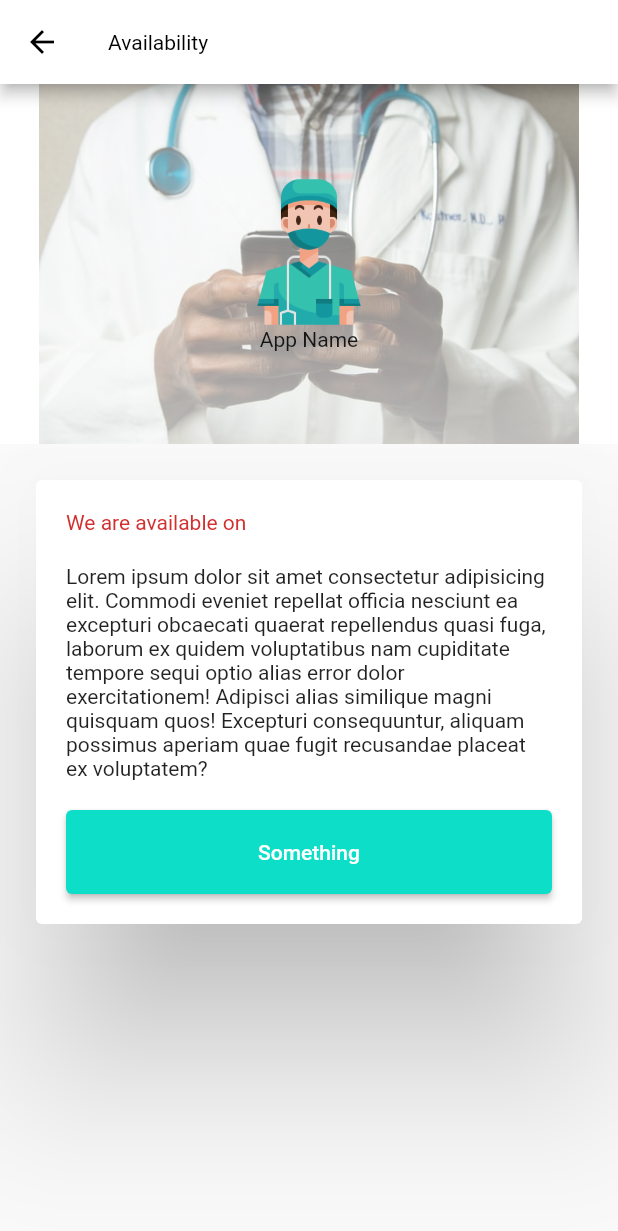
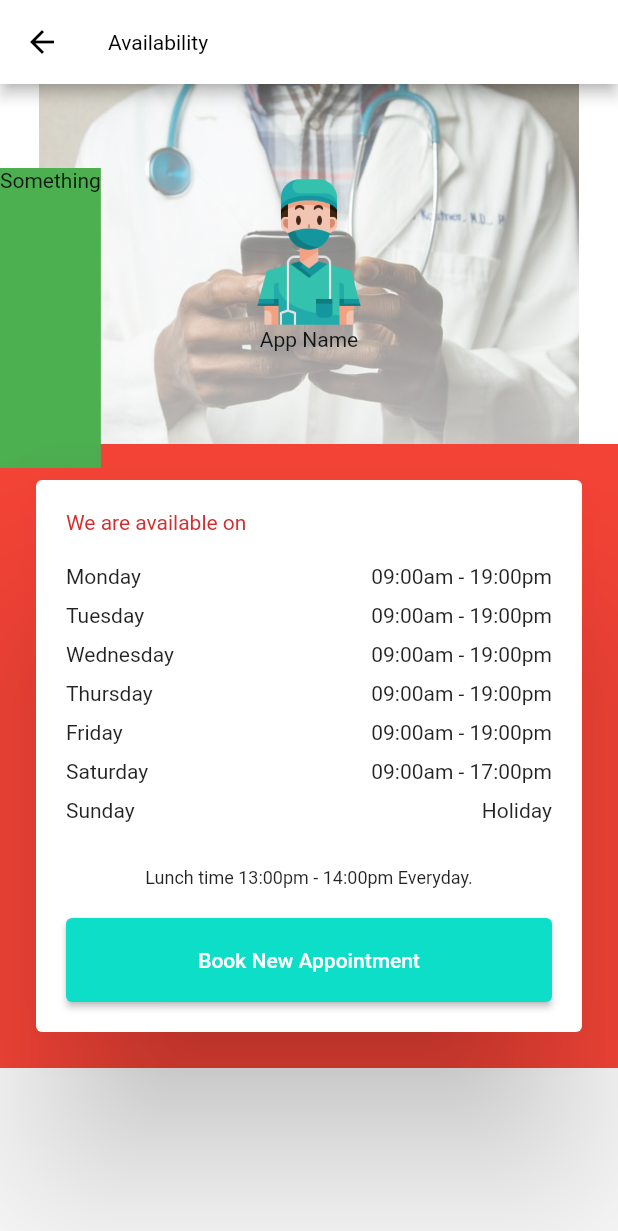
Before and after one commit to khethelogp/drapp, a Flutter app: the screen it shows after launch, on a phone screen of 412 x 824 dp. Shown: the top 1231 px of the screen. Run offline on Flutter 3.47's test engine with Material 2 defaults, Android fonts, the phone set to English and light mode, and no system bars.

Commit message:
stack items postioning

```diff
--- /dev/null
+++ b/lib/data/available_times.dart
@@ -0,0 +1,19 @@
+// const AVAILABLE_TIMES = [
+//   Time(id: '1', day: 'Monday', availableTimes: '09:00am - 19:00pm'),
+//   Time(id: '2', day: 'Tuesday', availableTimes: '09:00am - 19:00pm'),
+//   Time(id: '3', day: 'Wednesday', availableTimes: '09:00am - 19:00pm'),
+//   Time(id: '4', day: 'Thursday', availableTimes: '09:00am - 19:00pm'),
+//   Time(id: '5', day: 'Friday', availableTimes: '09:00am - 19:00pm'),
+//   Time(id: '6', day: 'Saturday', availableTimes: '09:00am - 17:00pm'),
+//   Time(id: '7', day: 'Sunday', availableTimes: 'Holiday')
+// ];
+
+final List aTime =[
+  {'day' : 'Monday', 'hours': '09:00am - 19:00pm'},
+  {'day' : 'Tuesday', 'hours': '09:00am - 19:00pm'},
+  {'day' : 'Wednesday', 'hours': '09:00am - 19:00pm'},
+  {'day' : 'Thursday', 'hours': '09:00am - 19:00pm'},
+  {'day' : 'Friday', 'hours': '09:00am - 19:00pm'},
+  {'day' : 'Saturday', 'hours': '09:00am - 17:00pm'},
+  {'day': 'Sunday', 'hours': 'Holiday'}
+];
--- a/lib/main.dart
+++ b/lib/main.dart
@@ -36,8 +36,9 @@ class MyApp extends StatelessWidget {
           )
         )
       ),
-      home: const Availability(),
+      home: Availability(),
       // home: const HomeScreen(),
+      // home: const AdminHomeScreen(),
       // home: const AuthScreen(),
       // initialRoute: '/',
       routes: {
--- /dev/null
+++ b/lib/models/times.dart
@@ -0,0 +1,13 @@
+import 'package:flutter/material.dart';
+
+class Time {
+  final String id;
+  final String day;
+  final String hours;
+
+  const Time({
+    required this.id,
+    required this.day,
+    required this.hours,
+  });
+}
--- a/lib/screens/admin_home_screen.dart
+++ b/lib/screens/admin_home_screen.dart
@@ -1,4 +1,4 @@
-import 'package:drapp/user_tabs.dart';
+import 'package:drapp/data/user_tabs.dart';
 import 'package:drapp/widgets/header.dart';
 import 'package:drapp/widgets/link_item.dart';
 import 'package:flutter/material.dart';
--- a/lib/screens/home_screen.dart
+++ b/lib/screens/home_screen.dart
@@ -1,4 +1,4 @@
-import 'package:drapp/user_tabs.dart';
+import 'package:drapp/data/user_tabs.dart';
 import 'package:drapp/widgets/header.dart';
 import 'package:drapp/widgets/link_item.dart';
 import 'package:drapp/widgets/primary_button.dart';
--- a/lib/screens/user-screens/availability_screen.dart
+++ b/lib/screens/user-screens/availability_screen.dart
@@ -1,9 +1,12 @@
+import 'package:drapp/data/available_times.dart';
+import 'package:drapp/models/times.dart';
 import 'package:drapp/screens/home_screen.dart';
 import 'package:drapp/widgets/primary_button.dart';
+import 'package:drapp/widgets/time_item.dart';
 import 'package:flutter/material.dart';
 
 class Availability extends StatelessWidget {
-  const Availability({ Key? key }) : super(key: key);
+  // const Availability({ Key? key }) : super(key: key);
 
   static const routeName = '/availability';
 
@@ -13,12 +16,11 @@ class Availability extends StatelessWidget {
       appBar: AppBar(
           title: Text('Availability'),
           leading: IconButton(
-          onPressed: (){
+            onPressed: () {
               Navigator.of(context).pushNamed(HomeScreen.routeName);
             },
             icon: const Icon(Icons.arrow_back),
-        )
-      ),
+          )),
       body: SingleChildScrollView(
         child: Column(
           children: <Widget>[
@@ -38,12 +40,7 @@ class Availability extends StatelessWidget {
                       gradient: LinearGradient(
                           begin: Alignment.topCenter,
                           end: Alignment.bottomCenter,
-                      colors: [
-                        Colors.white38,
-                        Colors.white70
-                      ]
-                    )
-                  ),
+                          colors: [Colors.white38, Colors.white70])),
                   // color: Colors.white38,
                   height: 240,
                 ),
@@ -57,34 +54,25 @@ class Availability extends StatelessWidget {
                         SizedBox(
                             height: 100,
                             width: 150,
-                          child: Image.asset('assets/images/logo.png')
-                        ),
+                            child: Image.asset('assets/images/logo.png')),
                         const Text('App Name')
                       ],
                     ),
                   ),
                 ),
-                /* Padding(
-                  padding: const EdgeInsets.all(20.0),
-                  child: Center(
-                    child: Align(
-                      alignment: Alignment.bottomCenter,
-                      child: Card(
-                        elevation: 10,
-                        child: Padding(
-                          padding: const EdgeInsets.all(20.0),
-                          child: Column(
-                            children: [
-                              Text('Lorem ipsum dolor sit amet consectetur adipisicing elit. Commodi eveniet repellat officia nesciunt ea excepturi obcaecati quaerat repellendus quasi fuga, laborum ex quidem voluptatibus nam cupiditate tempore sequi optio alias error dolor exercitationem! Adipisci alias similique magni quisquam quos! Excepturi consequuntur, aliquam possimus aperiam quae fugit recusandae placeat ex voluptatem?'),
-                              PrimaryButton('Something')
               ],
             ),
-                        ),
-                      ),
-                    ),
-                  ),
-                ) */
-              ],
+            Container(
+              color: Colors.red,
+              child: Stack(
+                clipBehavior: Clip.none,
+                children: [
+                  Positioned(
+                    bottom: 400,
+                    child: Container(
+                      color: Colors.green,
+                      height: 200,
+                      child: Text('Something')),
                   ),
                   Padding(
                   padding: const EdgeInsets.all(20.0),
@@ -96,24 +84,44 @@ class Availability extends StatelessWidget {
                         child: Padding(
                           padding: const EdgeInsets.all(20.0),
                           child: Column(
-                        crossAxisAlignment: CrossAxisAlignment.start,
+                            crossAxisAlignment: CrossAxisAlignment.center,
                             children: [
-                          Text(
+                              Container(
+                                width: double.infinity,
+                                child: Text(
                                   'We are available on',
                                   textAlign: TextAlign.start,
-                            style: TextStyle(
-                              color: Theme.of(context).errorColor
+                                  style:
+                                      TextStyle(color: Theme.of(context).errorColor),
                                 ),
                               ),
-                          const SizedBox(height: 20),
-                          Text('Lorem ipsum dolor sit amet consectetur adipisicing elit. Commodi eveniet repellat officia nesciunt ea excepturi obcaecati quaerat repellendus quasi fuga, laborum ex quidem voluptatibus nam cupiditate tempore sequi optio alias error dolor exercitationem! Adipisci alias similique magni quisquam quos! Excepturi consequuntur, aliquam possimus aperiam quae fugit recusandae placeat ex voluptatem?'),
-                          SizedBox(height: 20,),
-                          PrimaryButton('Something')
+                              const SizedBox(
+                                height: 20,
+                              ),
+                              ListView.builder(
+                                shrinkWrap: true,
+                                itemCount: aTime.length,
+                                itemBuilder: (ctx, index) => TimeItem(
+                                    aTime[index]['day'], aTime[index]['hours']),
+                              ),
+                              const SizedBox(
+                                height: 20,
+                              ),
+                              const Text(
+                                'Lunch time 13:00pm - 14:00pm Everyday.',
+                                style: TextStyle(fontSize: 12),
+                              ),
+                              const SizedBox(
+                                height: 20,
+                              ),
+                              PrimaryButton('Book New Appointment')
                             ],
                           ),
                         ),
                       ),
                     ),
+                  ),
+                ),]
               ),
             ),
           ],
--- /dev/null
+++ b/lib/widgets/time_item.dart
@@ -0,0 +1,25 @@
+import 'package:flutter/material.dart';
+
+class TimeItem extends StatelessWidget {
+  // const TimeItem({ Key? key }) : super(key: key);
+  var day;
+  var time;
+
+  TimeItem(this.day, this.time);
+
+  @override
+  Widget build(BuildContext context) {
+    return Column(
+      children: [
+        Row(
+          mainAxisAlignment: MainAxisAlignment.spaceBetween,
+          children: <Widget>[
+            Text(day),
+            Text(time)
+          ],
+        ),
+        const SizedBox(height: 10,)
+      ],
+    );
+  }
+}
```
Also changed, not shown: lib/data/user_tabs.dart (renamed from lib/user_tabs.dart). Lines whose indentation alone changed are shown as unchanged.
